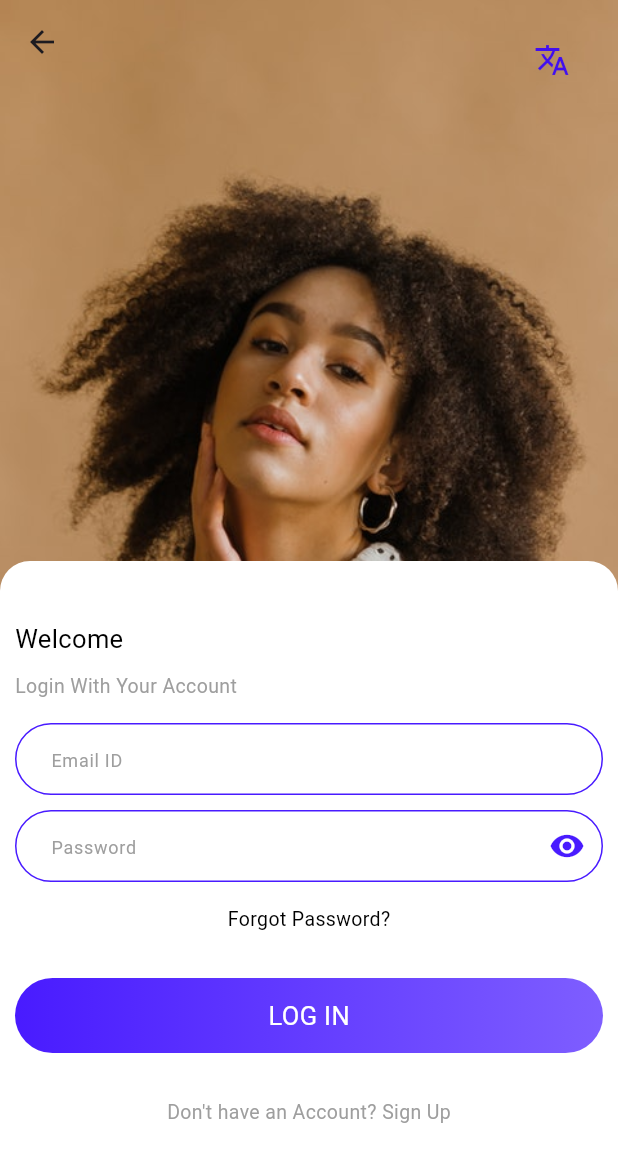
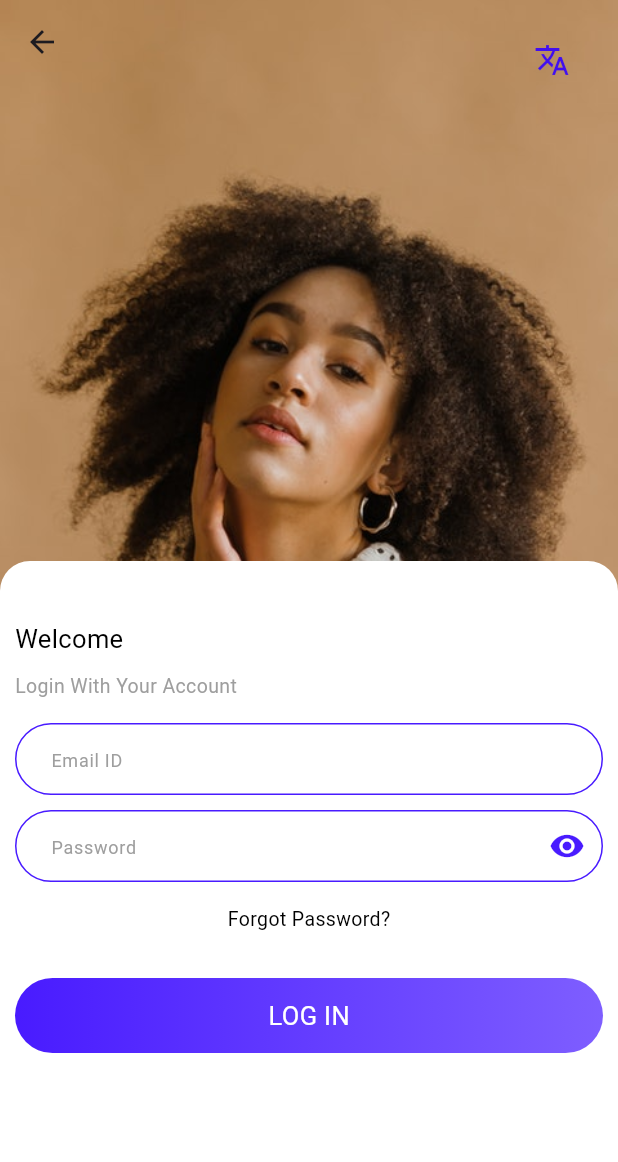
Before and after one commit to ZameerHaider/Owner_app, a Flutter app: the screen it shows after launch, after a tap on "RETRY", on a phone screen of 412 x 824 dp. Shown: the top 1162 px of the screen. Run offline on Flutter 3.47's test engine with Material 3 defaults, Android fonts, the phone set to English and light mode, and no system bars; our stand-ins replace connectivity_plus, country_code_picker, country_picker, firebase_core, firebase_messaging, flutter_html and 9 more; missing offline and left inert: skeletons_forked; accounts and stored records are empty; network calls fail.

Commit message:
--changes

```diff
--- a/lib/app/view/login.dart
+++ b/lib/app/view/login.dart
@@ -189,23 +189,23 @@ class _LoginScreenState extends State<LoginScreen> {
                               ),
                             ),
                           ),
-                          Padding(
-                            padding: const EdgeInsets.only(top: 10),
-                            child: Row(
-                              mainAxisAlignment: MainAxisAlignment.center,
-                              children: [
-                                InkWell(
-                                  onTap: () {
-                                    value.onSignUp();
-                                  },
-                                  child: Text(
-                                    "Don't have an Account? Sign Up".tr,
-                                    style: const TextStyle(color: ThemeProvider.greyColor, fontSize: 13),
-                                  ),
-                                ),
-                              ],
-                            ),
-                          ),
+                          // Padding(
+                          //   padding: const EdgeInsets.only(top: 10),
+                          //   child: Row(
+                          //     mainAxisAlignment: MainAxisAlignment.center,
+                          //     children: [
+                          //       InkWell(
+                          //         onTap: () {
+                          //           value.onSignUp();
+                          //         },
+                          //         child: Text(
+                          //           "Don't have an Account? Sign Up".tr,
+                          //           style: const TextStyle(color: ThemeProvider.greyColor, fontSize: 13),
+                          //         ),
+                          //       ),
+                          //     ],
+                          //   ),
+                          // ),
                         ],
                       )
                     : value.loginVersion == 1
@@ -344,23 +344,23 @@ class _LoginScreenState extends State<LoginScreen> {
                                   ),
                                 ),
                               ),
-                              Padding(
-                                padding: const EdgeInsets.only(top: 10),
-                                child: Row(
-                                  mainAxisAlignment: MainAxisAlignment.center,
-                                  children: [
-                                    InkWell(
-                                      onTap: () {
-                                        value.onSignUp();
-                                      },
-                                      child: Text(
-                                        "Don't have an Account? Sign Up".tr,
-                                        style: const TextStyle(color: ThemeProvider.greyColor, fontSize: 13),
-                                      ),
-                                    ),
-                                  ],
-                                ),
-                              ),
+                              // Padding(
+                              //   padding: const EdgeInsets.only(top: 10),
+                              //   child: Row(
+                              //     mainAxisAlignment: MainAxisAlignment.center,
+                              //     children: [
+                              //       InkWell(
+                              //         onTap: () {
+                              //           value.onSignUp();
+                              //         },
+                              //         child: Text(
+                              //           "Don't have an Account? Sign Up".tr,
+                              //           style: const TextStyle(color: ThemeProvider.greyColor, fontSize: 13),
+                              //         ),
+                              //       ),
+                              //     ],
+                              //   ),
+                              // ),
                             ],
                           )
                         : Column(
@@ -467,23 +467,23 @@ class _LoginScreenState extends State<LoginScreen> {
                                   ),
                                 ),
                               ),
-                              Padding(
-                                padding: const EdgeInsets.only(top: 10),
-                                child: Row(
-                                  mainAxisAlignment: MainAxisAlignment.center,
-                                  children: [
-                                    InkWell(
-                                      onTap: () {
-                                        value.onSignUp();
-                                      },
-                                      child: Text(
-                                        "Don't have an Account? Sign Up".tr,
-                                        style: const TextStyle(color: ThemeProvider.greyColor, fontSize: 13),
-                                      ),
-                                    ),
-                                  ],
-                                ),
-                              ),
+                              // Padding(
+                              //   padding: const EdgeInsets.only(top: 10),
+                              //   child: Row(
+                              //     mainAxisAlignment: MainAxisAlignment.center,
+                              //     children: [
+                              //       InkWell(
+                              //         onTap: () {
+                              //           value.onSignUp();
+                              //         },
+                              //         child: Text(
+                              //           "Don't have an Account? Sign Up".tr,
+                              //           style: const TextStyle(color: ThemeProvider.greyColor, fontSize: 13),
+                              //         ),
+                              //       ),
+                              //     ],
+                              //   ),
+                              // ),
                             ],
                           ),
               ),
```
